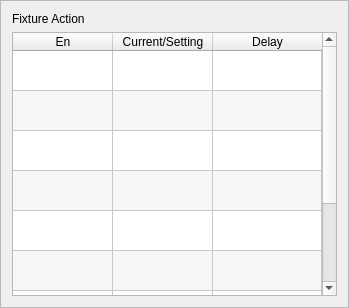
First picture: the form in hcinstruction/ichcfixturepage.ui, repository dongdong-2009/3-5AxisRobot, before the edit.
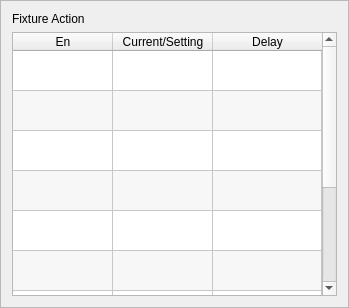
Second picture: the form after the edit. Icons and pictures are not drawn. Custom widgets are drawn as their Qt base class.

The edit to the form file:
```diff
--- a/hcinstruction/ichcfixturepage.ui
+++ b/hcinstruction/ichcfixturepage.ui
@@ -136,6 +136,11 @@
        <string>Fixture5</string>
       </property>
      </row>
+     <row>
+      <property name="text">
+       <string>Fixture6</string>
+      </property>
+     </row>
      <row>
       <property name="text">
        <string>Sucker1</string>
@@ -233,6 +238,9 @@
       </property>
      </item>
      <item row="4" column="0">
+      <property name="text">
+       <string/>
+      </property>
       <property name="checkState">
        <enum>Unchecked</enum>
       </property>
@@ -245,11 +253,6 @@
        <enum>Unchecked</enum>
       </property>
      </item>
-     <item row="5" column="1">
-      <property name="text">
-       <string/>
-      </property>
-     </item>
      <item row="6" column="0">
       <property name="text">
        <string/>
@@ -271,6 +274,11 @@
        <enum>Unchecked</enum>
       </property>
      </item>
+     <item row="7" column="1">
+      <property name="text">
+       <string/>
+      </property>
+     </item>
      <item row="8" column="0">
       <property name="text">
        <string/>
@@ -279,6 +287,14 @@
        <enum>Unchecked</enum>
       </property>
      </item>
+     <item row="9" column="0">
+      <property name="text">
+       <string/>
+      </property>
+      <property name="checkState">
+       <enum>Unchecked</enum>
+      </property>
+     </item>
     </widget>
    </item>
   </layout>
```
